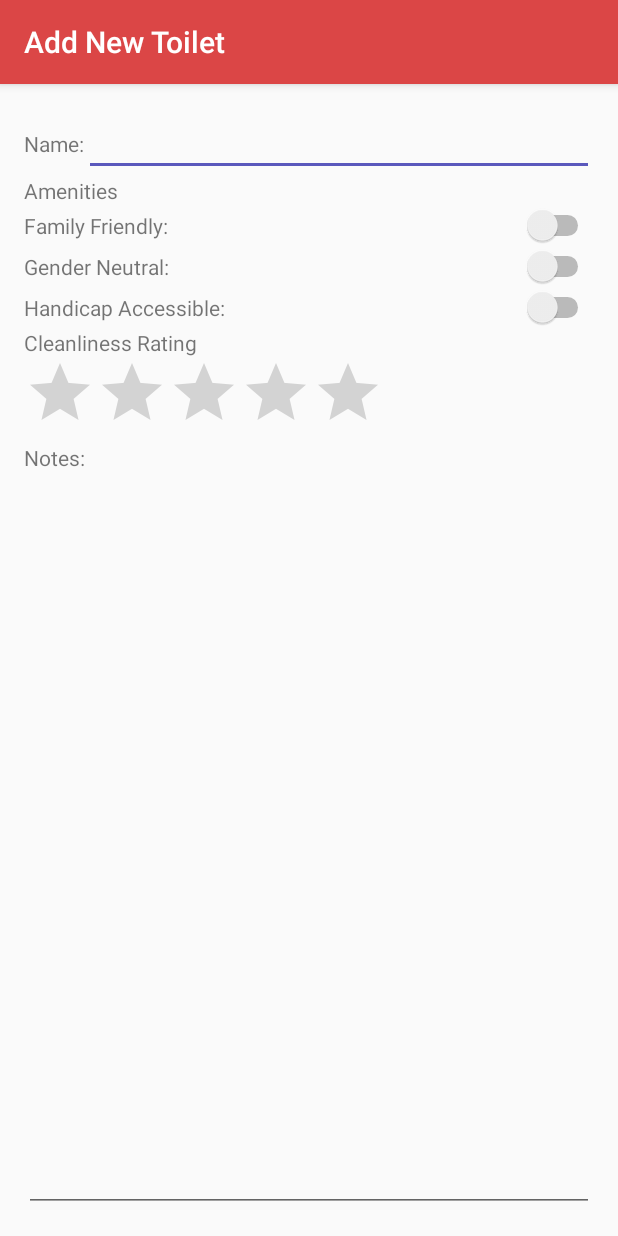
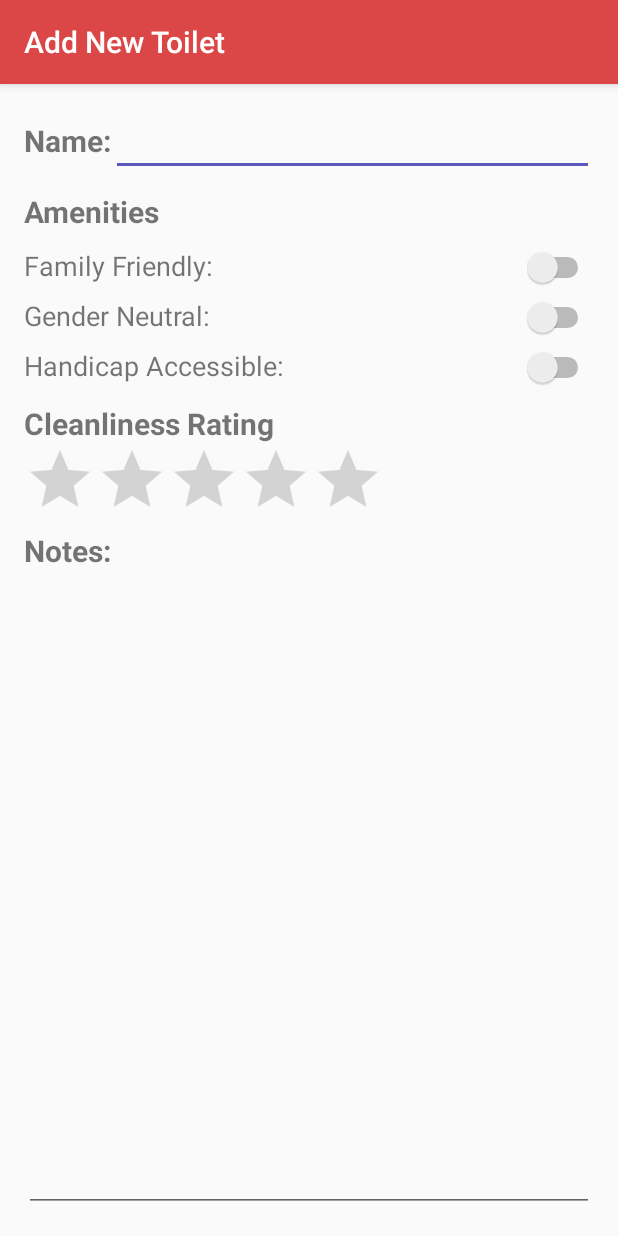
Before and after one commit to thorsteinson/porcelain, an Android app: the AddToiletActivity screen opened directly, with no data from a screen before it, on a phone screen of 412 x 824 dp. Run offline under Robolectric (Android 15) with nearby library versions, the phone set to English and light mode, and no system bars; libraries missing offline, so code that uses them is left out: com.firebase.client.

Commit message:
Made add toilet pretty

```diff
--- a/Porcelain/app/src/main/res/layout/activity_add_toilet.xml
+++ b/Porcelain/app/src/main/res/layout/activity_add_toilet.xml
@@ -15,10 +15,13 @@
 
         <LinearLayout
             android:layout_width="match_parent"
+            android:layout_marginBottom="10dp"
             android:layout_height="wrap_content">
             <TextView
                 android:layout_width="wrap_content"
                 android:layout_height="wrap_content"
+                android:textSize="20dp"
+                android:textStyle="bold"
                 android:text="Name:"/>
             <EditText
                 android:inputType="textCapWords"
@@ -28,15 +31,20 @@
         </LinearLayout>
 
         <TextView
+            android:layout_marginBottom="10dp"
             android:layout_width="match_parent"
             android:layout_height="wrap_content"
+            android:textSize="20dp"
+            android:textStyle="bold"
             android:text="Amenities"/>
         <LinearLayout
+            android:layout_marginBottom="6dp"
             android:layout_width="match_parent"
             android:layout_height="wrap_content">
             <TextView
                 android:layout_width="wrap_content"
                 android:layout_height="wrap_content"
+                android:textSize="18dp"
                 android:text="Family Friendly:"/>
             <Switch
                 android:id="@+id/add_toilet_is_family_friendly"
@@ -45,11 +53,13 @@
         </LinearLayout>
 
         <LinearLayout
+            android:layout_marginBottom="6dp"
             android:layout_width="match_parent"
             android:layout_height="wrap_content">
             <TextView
                 android:layout_width="wrap_content"
                 android:layout_height="wrap_content"
+                android:textSize="18dp"
                 android:text="Gender Neutral:"/>
             <Switch
                 android:id="@+id/add_toilet_is_gender_neutral"
@@ -58,11 +68,13 @@
         </LinearLayout>
 
         <LinearLayout
+            android:layout_marginBottom="10dp"
             android:layout_width="match_parent"
             android:layout_height="wrap_content">
             <TextView
                 android:layout_width="wrap_content"
                 android:layout_height="wrap_content"
+                android:textSize="18dp"
                 android:text="Handicap Accessible:"/>
             <Switch
                 android:id="@+id/add_toilet_is_handicap_accessible"
@@ -73,6 +85,8 @@
         <TextView
             android:layout_width="match_parent"
             android:layout_height="wrap_content"
+            android:textStyle="bold"
+            android:textSize="20dp"
             android:text="Cleanliness Rating"/>
         <RatingBar
             android:id="@+id/add_toilet_cleanliness_rating"
@@ -85,6 +99,8 @@
         <TextView
             android:layout_width="match_parent"
             android:layout_height="wrap_content"
+            android:textStyle="bold"
+            android:textSize="20dp"
             android:text="Notes:"/>
         <EditText
             android:inputType="textMultiLine"
@@ -95,6 +111,8 @@
 
 
     <android.support.design.widget.FloatingActionButton
+        android:layout_marginBottom="20dp"
+        android:layout_marginRight="20dp"
         android:layout_width="wrap_content"
         android:layout_height="wrap_content"
         android:visibility="invisible"
```
